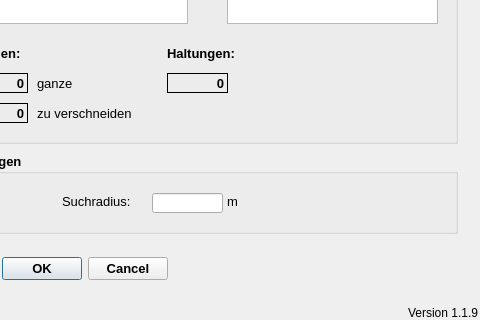
The window that qkan/linkflaechen/application_createlinefl.ui (hoettges/QKan) describes before a commit, drawn with Qt 5; both pictures show x 293 to 773 and y 237 to 557 of the 773 by 557 pixel window.
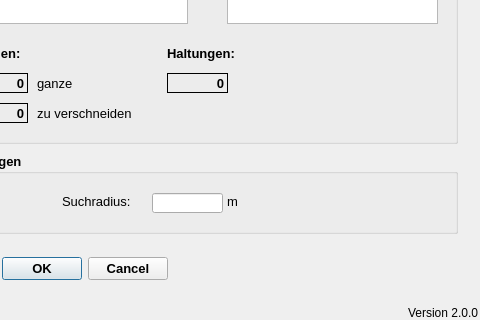
The same window after the commit.

The edit to the form file:
```diff
--- a/qkan/linkflaechen/application_createlinefl.ui
+++ b/qkan/linkflaechen/application_createlinefl.ui
@@ -52,7 +52,7 @@
     <string>Version QKan Import</string>
    </property>
    <property name="text">
-    <string>Version 1.1.9</string>
+    <string>Version 2.0.0</string>
    </property>
    <property name="alignment">
     <set>Qt::AlignRight|Qt::AlignTrailing|Qt::AlignVCenter</set>
```
